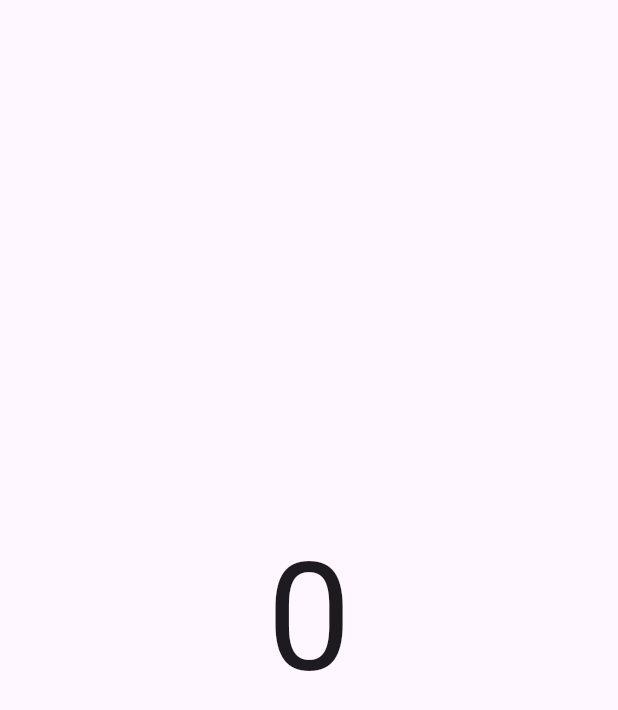
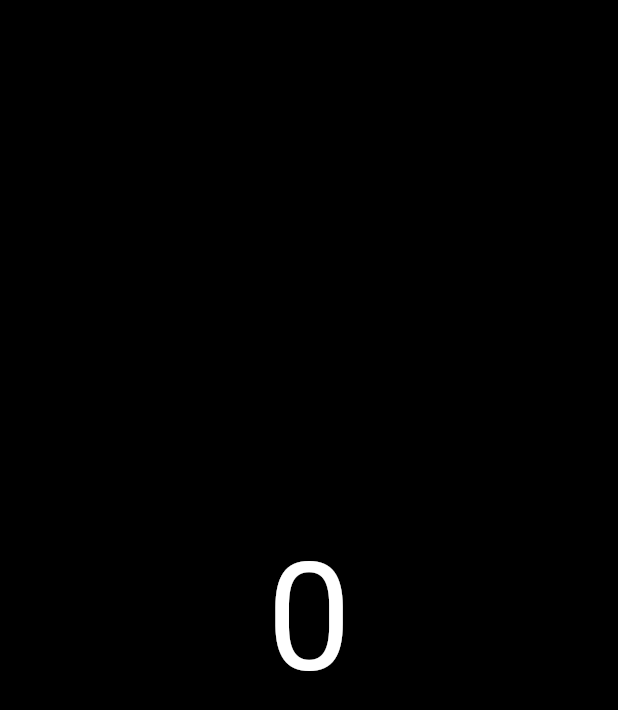
Before and after one commit to casey977/flutter_random_number, a Flutter app: the screen it shows after launch, on a phone screen of 412 x 824 dp. Shown: the top 710 px of the screen. Run offline on Flutter 3.47's test engine with Material 3 defaults, Android fonts, the phone set to English and light mode, and no system bars.

Commit message:
Add black background color, white text color

```diff
--- a/random_number/lib/main.dart
+++ b/random_number/lib/main.dart
@@ -25,6 +25,8 @@ class MainAppState extends State<MainApp> {
   @override
   Widget build(BuildContext context) {
     return MaterialApp(
+        theme: ThemeData(
+            scaffoldBackgroundColor: const Color.fromARGB(255, 0, 0, 0)),
         home: GestureDetector(
             onTap: () {
               setState(() {
@@ -35,10 +37,9 @@ class MainAppState extends State<MainApp> {
               body: Center(
                 child: Text(
                   randInt.toString(),
-            style: const TextStyle(fontSize: 100),
+                  style: const TextStyle(fontSize: 100, color: Colors.white),
                 ),
               ),
-      ),
-    ));
+            )));
   }
 }
```
Lines whose indentation alone changed are shown as unchanged.
